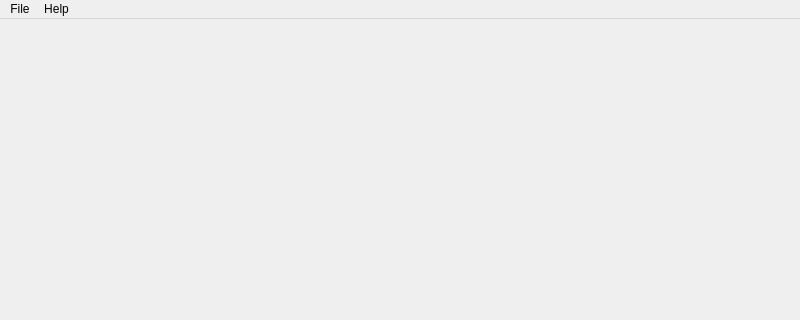
This is app/src/mainwindow.ui in aedrax/logdor as Qt 5 draws it before an edit; both pictures show x 0 to 800 and y 0 to 320 of the 800 by 600 pixel window. The edited form follows.
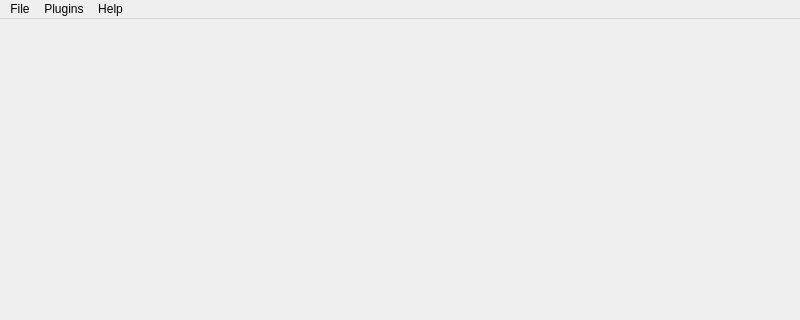
This is the edited form.

Commit message: Add plugin menu and actions for managing plugin visibility in the main window

Patch:
```diff
--- a/app/src/mainwindow.ui
+++ b/app/src/mainwindow.ui
@@ -32,12 +32,18 @@
     </property>
     <addaction name="actionOpen"/>
    </widget>
+   <widget class="QMenu" name="menuPlugins">
+    <property name="title">
+     <string>Plugins</string>
+    </property>
+   </widget>
    <widget class="QMenu" name="menuHelp">
     <property name="title">
      <string>Help</string>
     </property>
    </widget>
    <addaction name="menuFile"/>
+   <addaction name="menuPlugins"/>
    <addaction name="menuHelp"/>
   </widget>
   <widget class="QStatusBar" name="statusbar"/>
```
The commit also changes 2 other files.
